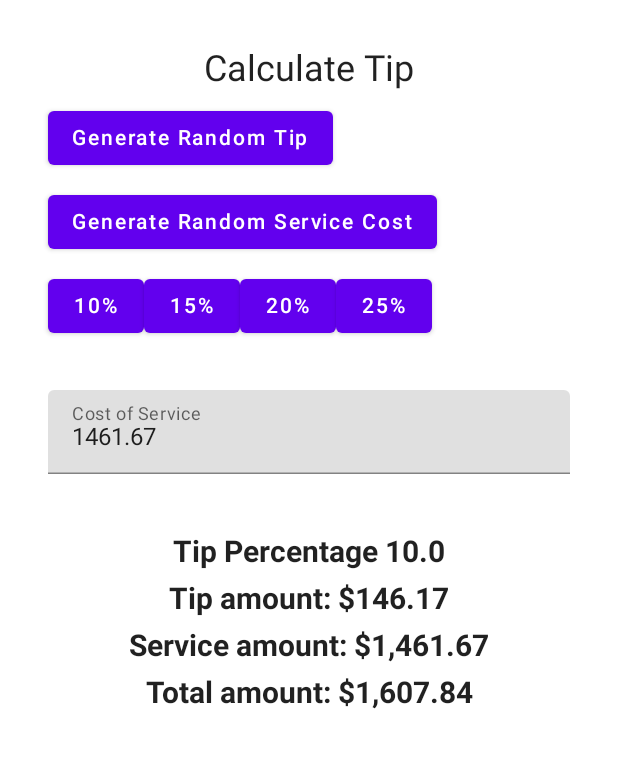
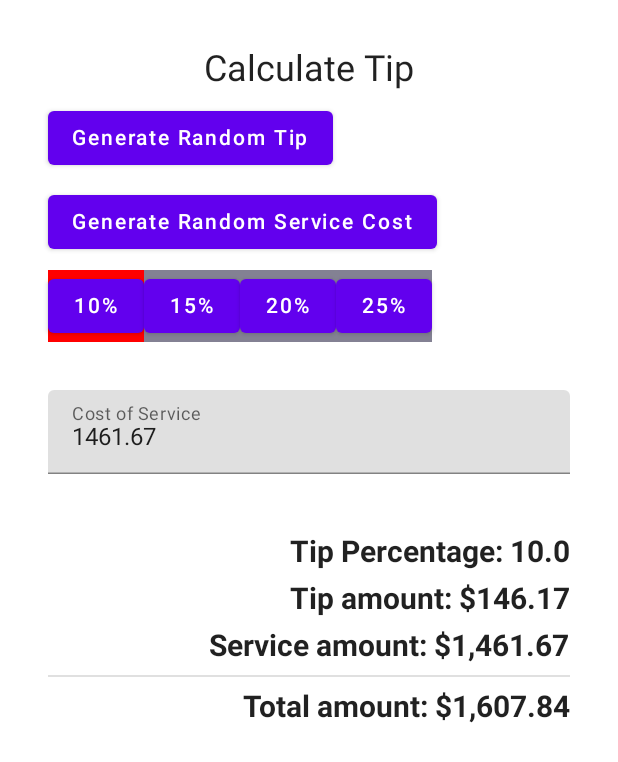
Before and after one commit to snorlaxbubba/tip_calculator, an Android app built with Jetpack Compose: the screen it shows after launch (MainActivity), after a tap on "10%", on a phone screen of 412 x 824 dp. Shown: the top 762 px of the screen. Run offline under Robolectric (Android 15) with nearby library versions, the phone set to English and light mode, and no system bars; 2 other taps on this screen came first.

Commit message:
I had a lot of fun figuring some stuff out, but definitely what a huge learning curve

```diff
--- a/app/src/main/java/com/example/tipcalculator/MainActivity.kt
+++ b/app/src/main/java/com/example/tipcalculator/MainActivity.kt
@@ -1,14 +1,17 @@
 package com.example.tipcalculator
+import androidx.compose.runtime.*
 
 import android.os.Bundle
 import androidx.activity.ComponentActivity
 import androidx.activity.compose.setContent
+import androidx.compose.foundation.background
 import androidx.compose.foundation.layout.*
 import androidx.compose.foundation.text.KeyboardOptions
 import androidx.compose.material.*
-import androidx.compose.runtime.*
+
 import androidx.compose.ui.Alignment
 import androidx.compose.ui.Modifier
+import androidx.compose.ui.graphics.Color
 import androidx.compose.ui.res.stringResource
 import androidx.compose.ui.text.font.FontWeight
 import androidx.compose.ui.text.input.KeyboardType
@@ -41,6 +44,11 @@ fun TipCalculatorScreen() {
     var serviceCostAmountInput by remember { mutableStateOf("") }
     var tipPercentage by remember { mutableStateOf("") }
     var randomGenerator by remember { mutableStateOf("") }
+    val buttonBackground10 = remember { mutableStateOf(Color(R.color.button_inactive)) }
+    val buttonBackground15 = remember { mutableStateOf(Color(R.color.button_inactive)) }
+    val buttonBackground20 = remember { mutableStateOf(Color(R.color.button_inactive)) }
+    val buttonBackground25 = remember { mutableStateOf(Color(R.color.button_inactive)) }
+
     val amount = serviceCostAmountInput.toDoubleOrNull() ?: 0.0
     val tipPercentageAmount = tipPercentage.toDoubleOrNull() ?: 0.0
     val randomGeneratorAmount = randomGenerator.toDoubleOrNull() ?: 0.0
@@ -49,6 +57,12 @@ fun TipCalculatorScreen() {
     val rand = Random()
     val randomDouble: Double = rand.nextDouble() * 1999 + 1
     val randomTip: Double = rand.nextDouble() * 50 + 1
+
+    fun setButtonBackgroundAndTip(tip: String, buttonBackground: MutableState<Color>) {
+        buttonBackground.value = Color.Red
+        tipPercentage = tip
+    }
+
     Column(
         modifier = Modifier.padding(32.dp),
         verticalArrangement = Arrangement.spacedBy(8.dp)
@@ -65,18 +79,33 @@ fun TipCalculatorScreen() {
         Button(onClick = { serviceCostAmountInput = String.format("%.2f", randomDouble) }) {
             Text("Generate Random Service Cost")
         }
-        Row() {
-
-            Button(onClick = { tipPercentage = "10.0" }) {
+        Row(
+            modifier = Modifier
+                .fillMaxWidth()
+                .align(Alignment.CenterHorizontally),
+        ) {
+            Button(
+                onClick = { setButtonBackgroundAndTip("10.0", buttonBackground10) },
+                modifier = Modifier.background(buttonBackground10.value)
+            ) {
                 Text("10%")
             }
-            Button(onClick = { tipPercentage = "15.0" }) {
+            Button(
+                onClick = { setButtonBackgroundAndTip("15.0", buttonBackground15) },
+                modifier = Modifier.background(buttonBackground15.value)
+            ) {
                 Text("15%")
             }
-            Button(onClick = { tipPercentage = "20.0" }) {
+            Button(
+                onClick = { setButtonBackgroundAndTip("20.0", buttonBackground20) },
+                modifier = Modifier.background(buttonBackground20.value)
+            ) {
                 Text("20%")
             }
-            Button(onClick = { tipPercentage = "25.0" }) {
+            Button(
+                onClick = { setButtonBackgroundAndTip("25.0", buttonBackground25) },
+                modifier = Modifier.background(buttonBackground25.value)
+            ) {
                 Text("25%")
             }
         }
@@ -87,26 +116,27 @@ fun TipCalculatorScreen() {
         )
         Spacer(Modifier.height(24.dp))
         Text (
-            text = "Tip Percentage $tipPercentageAmount",
-            modifier = Modifier.align(Alignment.CenterHorizontally),
+            text = "Tip Percentage: $tipPercentageAmount",
+            modifier = Modifier.align(Alignment.End),
             fontSize = 20.sp,
             fontWeight = FontWeight.Bold
         )
         Text(
             text = stringResource(R.string.tip_amount, tip),
-            modifier = Modifier.align(Alignment.CenterHorizontally),
+            modifier = Modifier.align(Alignment.End),
             fontSize = 20.sp,
             fontWeight = FontWeight.Bold
         )
         Text(
             text = stringResource(R.string.service_amount, NumberFormat.getCurrencyInstance().format(amount)),
-        modifier = Modifier.align(Alignment.CenterHorizontally),
+        modifier = Modifier.align(Alignment.End),
         fontSize = 20.sp,
         fontWeight = FontWeight.Bold
         )
+        Divider()
         Text(
             text = stringResource(R.string.total_amount, serviceCost),
-            modifier = Modifier.align(Alignment.CenterHorizontally),
+            modifier = Modifier.align(Alignment.End),
             fontSize = 20.sp,
             fontWeight = FontWeight.Bold
         )
--- a/app/src/main/res/values/colors.xml
+++ b/app/src/main/res/values/colors.xml
@@ -2,9 +2,11 @@
 <resources>
     <color name="purple_200">#FFBB86FC</color>
     <color name="purple_500">#FF6200EE</color>
-    <color name="purple_700">#FF3700B3</color>
+    <color name="purple_700">#8B6AD6</color>
     <color name="teal_200">#FF03DAC5</color>
     <color name="teal_700">#FF018786</color>
     <color name="black">#FF000000</color>
     <color name="white">#FFFFFFFF</color>
+    <color name="button_active">#BD07FF</color>
+    <color name="button_inactive">#000000</color>
 </resources>
--- a/app/src/main/res/values/themes.xml
+++ b/app/src/main/res/values/themes.xml
@@ -2,6 +2,6 @@
 <resources>
 
     <style name="Theme.TipCalculator" parent="android:Theme.Material.Light.NoActionBar">
-        <item name="android:statusBarColor">@color/purple_700</item>
+        <item name="android:statusBarColor">@color/black</item>
     </style>
 </resources>
```
